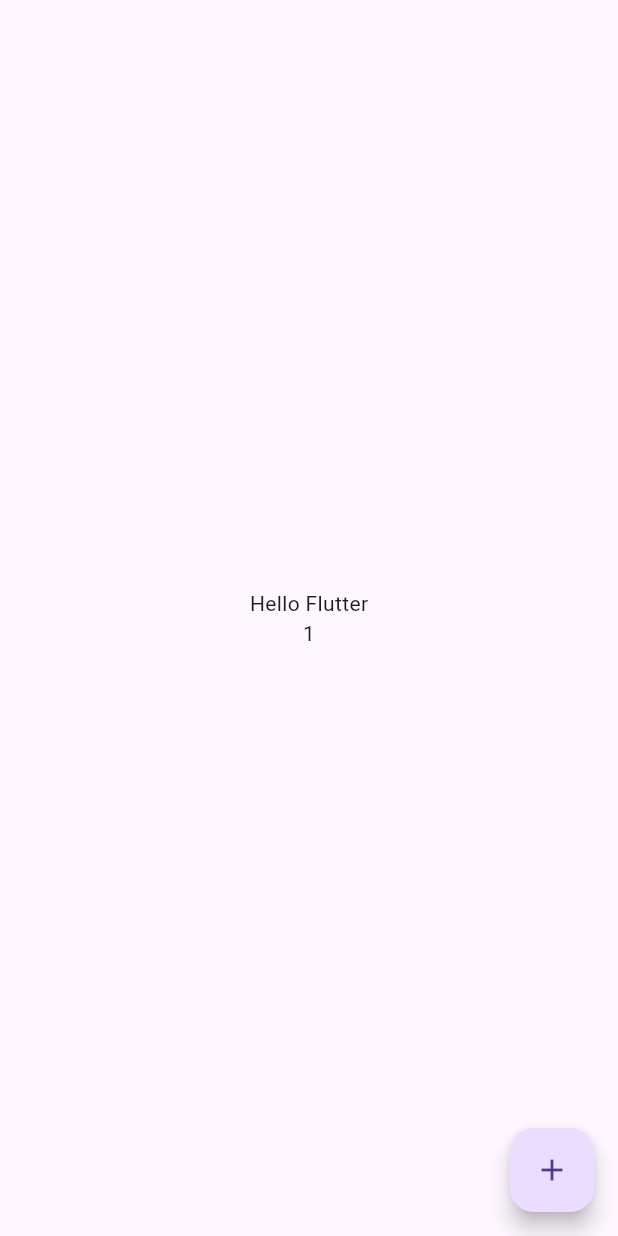
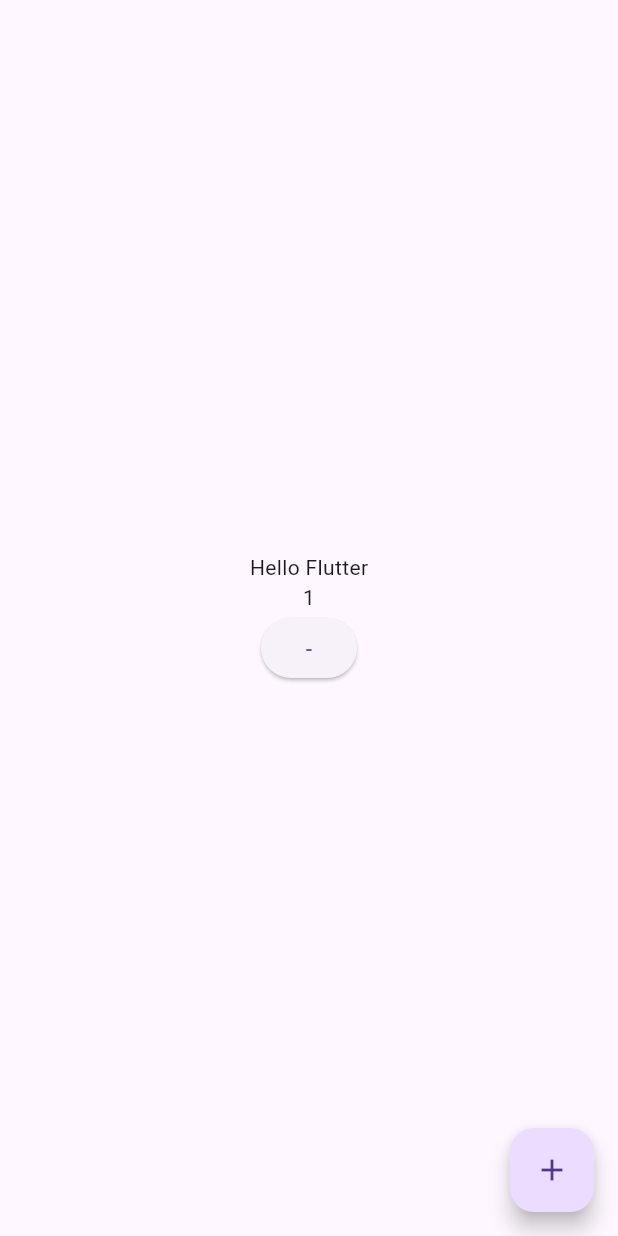
Before and after one commit to Xymizu/app_flutter, a Flutter app: the screen it shows after launch, after a tap on the "add" icon, on a phone screen of 412 x 824 dp. Run offline on Flutter 3.47's test engine with Material 3 defaults, Android fonts, the phone set to English and light mode, and no system bars.

Commit message:
Add Decrement

```diff
--- a/lib/ui/screens/homescreen.dart
+++ b/lib/ui/screens/homescreen.dart
@@ -11,23 +11,33 @@ class _HomescreenState extends State<Homescreen> {
   int _counter = 0;
 
   void _incrementCounter() {
+    setState(() {});
+    _counter++;
+  }
+
+  void _decrementCounter() {
     setState(() {
-      _counter++;
+      _counter--;
     });
   }
 
   @override
   Widget build(BuildContext context) {
     return Scaffold(
-      body: Center(child: Column(mainAxisAlignment: MainAxisAlignment.center,
-      children: [
-        Text("Hello Flutter"), Text("$_counter")],
+      body: Center(
+        child: Column(
+          mainAxisAlignment: MainAxisAlignment.center,
+          children: [
+            Text("Hello Flutter"),
+            Text("$_counter"),
+            ElevatedButton(onPressed: _decrementCounter, child: Text("-")),
+          ],
+        ),
       ),
-    ),
       floatingActionButton: FloatingActionButton(
         onPressed: _incrementCounter,
-        child: Icon(Icons.add)),
-
+        child: Icon(Icons.add),
+      ),
     );
   }
 }
```
